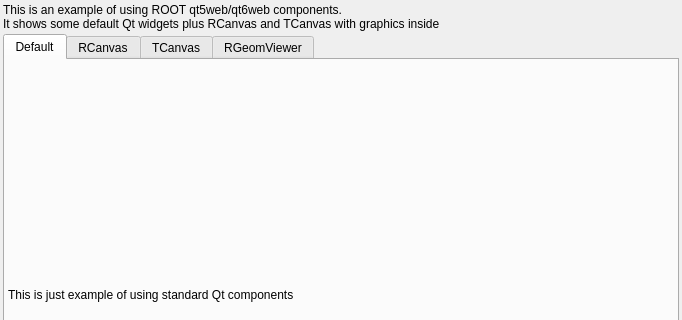
First picture: the form in tutorials/visualisation/webgui/qtweb/ExampleWidget.ui, repository ferdymercury/root, before the edit; both pictures show x 0 to 682 and y 0 to 320 of the 682 by 559 pixel window.
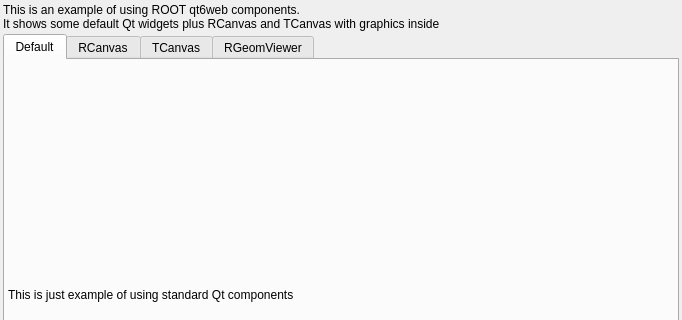
Second picture: the form after the edit. Custom widgets are drawn as their Qt base class.

Patch:
```diff
--- a/tutorials/visualisation/webgui/qtweb/ExampleWidget.ui
+++ b/tutorials/visualisation/webgui/qtweb/ExampleWidget.ui
@@ -19,7 +19,7 @@
       <item row="0" column="0" >
         <widget class="QLabel" name="textLabel1" >
           <property name="text" >
-            <string>This is an example of using ROOT qt5web/qt6web components. &lt;br>It shows some default Qt widgets plus RCanvas and TCanvas with graphics inside</string>
+            <string>This is an example of using ROOT qt6web components. &lt;br>It shows some default Qt widgets plus RCanvas and TCanvas with graphics inside</string>
           </property>
           <property name="wordWrap" >
             <bool>false</bool>
```
Left out of the diff: 2 changed lines with no effect on the pictures.
